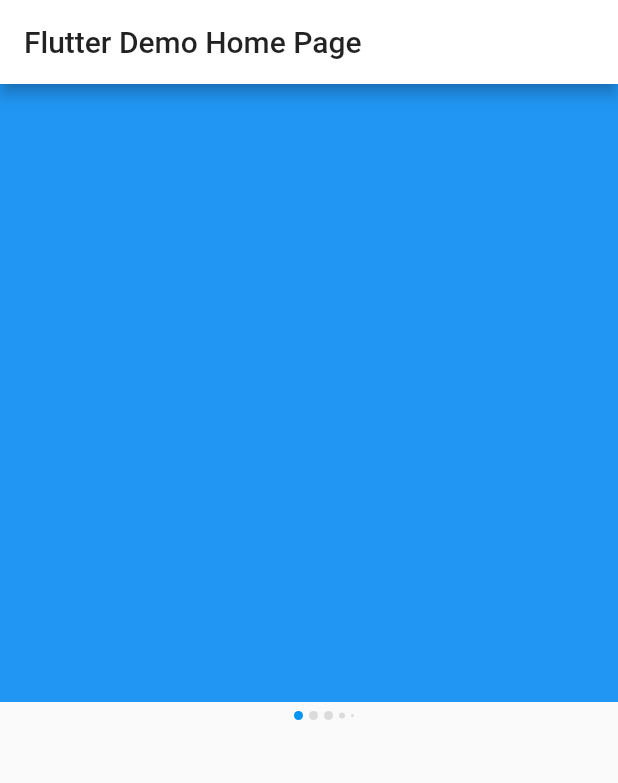
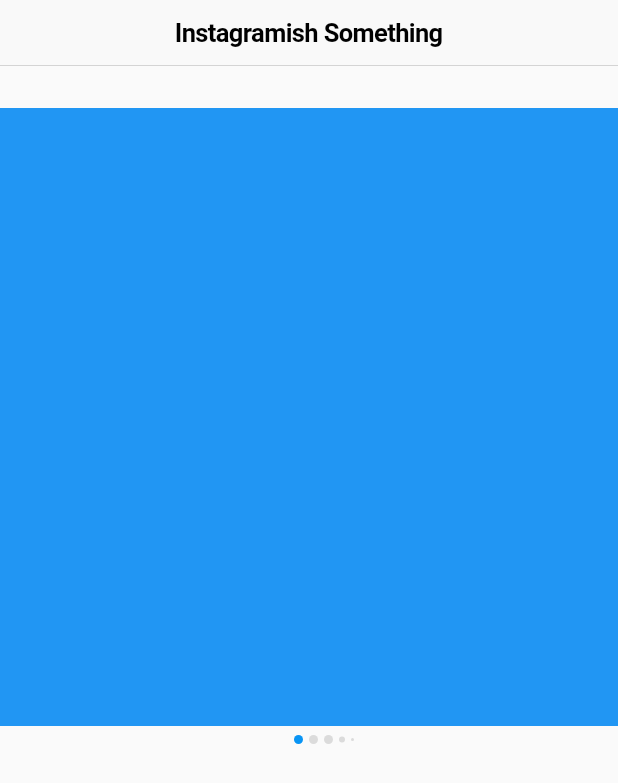
Before and after one commit to HeavenOSK/flutter_instagramish, a Flutter app: the screen it shows after launch, on a phone screen of 412 x 824 dp. Shown: the top 783 px of the screen. Run offline on Flutter 3.47's test engine with Material 2 defaults, Android fonts, the phone set to English and light mode, and no system bars.

Commit message:
Fix directory structure

```diff
--- a/examples/instagramish_app/lib/main.dart
+++ b/examples/instagramish_app/lib/main.dart
@@ -1,6 +1,6 @@
+import 'package:flutter/cupertino.dart';
 import 'package:flutter/material.dart';
-
-import 'fixed_size_scroll_dot_indicator.dart';
+import 'package:instagramish/instagramish.dart';
 
 void main() {
   runApp(MyApp());
@@ -14,9 +14,6 @@ const colors = [
   Colors.purpleAccent,
   Colors.blue,
   Colors.green,
-  Colors.red,
-  Colors.amber,
-  Colors.purpleAccent,
 ];
 
 class MyApp extends StatelessWidget {
@@ -48,11 +45,12 @@ class _MyHomePageState extends State<MyHomePage> {
   @override
   Widget build(BuildContext context) {
     return Scaffold(
-      appBar: AppBar(
-        title: Text(widget.title),
+      appBar: CupertinoNavigationBar(
+        middle: Text('Instagramish Something'),
       ),
       body: Column(
         children: [
+          const SizedBox(height: 28),
           AspectRatio(
             aspectRatio: 1,
             child: PageView(
@@ -66,7 +64,7 @@ class _MyHomePageState extends State<MyHomePage> {
             ),
           ),
           const SizedBox(height: 6),
-          FixedSizeScrollDotIndicator(
+          WheelDotsIndicator(
             length: colors.length,
             currentIndex: _currentIndex,
           ),
--- a/examples/instagramish_app/pubspec.yaml
+++ b/examples/instagramish_app/pubspec.yaml
@@ -8,6 +8,9 @@ dependencies:
   flutter:
     sdk: flutter
   cupertino_icons: ^0.1.3
+  instagramish:
+    path:
+      ../../
 dev_dependencies:
   flutter_test:
     sdk: flutter
--- a/lib/instagramish.dart
+++ b/lib/instagramish.dart
@@ -1,7 +1,3 @@
 library instagramish;
 
-/// A Calculator.
-class Calculator {
-  /// Returns [value] plus 1.
-  int addOne(int value) => value + 1;
-}
+export 'src/wheel_dots_indicator.dart';
--- a/examples/instagramish_app/lib/fixed_size_scroll_dot_indicator.dart
+++ b/lib/src/wheel_dots_indicator.dart
@@ -37,8 +37,8 @@ const maxCount = 7;
 
 // TODO(HeavenOSK): length が 0, 1, 2, の時を考慮する。
 // TODO(HeavenOSK): 中途で length が変更された時を考慮する。
-class FixedSizeScrollDotIndicator extends StatefulWidget {
-  const FixedSizeScrollDotIndicator({
+class WheelDotsIndicator extends StatefulWidget {
+  const WheelDotsIndicator({
     @required this.length,
     this.currentIndex,
     this.activeColor = const Color.fromRGBO(8, 148, 244, 1),
@@ -52,12 +52,10 @@ class FixedSizeScrollDotIndicator extends StatefulWidget {
   final int currentIndex;
 
   @override
-  _FixedSizeScrollDotIndicatorState createState() =>
-      _FixedSizeScrollDotIndicatorState();
+  _WheelDotsIndicatorState createState() => _WheelDotsIndicatorState();
 }
 
-class _FixedSizeScrollDotIndicatorState
-    extends State<FixedSizeScrollDotIndicator> {
+class _WheelDotsIndicatorState extends State<WheelDotsIndicator> {
   int _centerIndex = 1;
 
   @override
@@ -66,7 +64,7 @@ class _FixedSizeScrollDotIndicatorState
   }
 
   @override
-  void didUpdateWidget(FixedSizeScrollDotIndicator oldWidget) {
+  void didUpdateWidget(WheelDotsIndicator oldWidget) {
     final distanceFromCenter = (_centerIndex - widget.currentIndex).abs();
     final shouldUpdateCenter = distanceFromCenter > 1;
     if (shouldUpdateCenter) {
@@ -92,7 +90,6 @@ class _FixedSizeScrollDotIndicatorState
                 final visible = absDistance <= 3;
 
                 if (visible) {
-                  final size = sizeFromAbsoluteDistance(absDistance);
                   return Align(
                     key: ValueKey(index),
                     alignment: Alignment.centerLeft,
@@ -101,9 +98,9 @@ class _FixedSizeScrollDotIndicatorState
                         left: center - paddingFromDistance(distance),
                       ),
                       duration: const Duration(milliseconds: 320),
-                      curve: Curves.easeOutCubic,
-                      height: size,
-                      width: size,
+                      curve: Curves.easeOutQuad,
+                      height: sizeFromAbsoluteDistance(absDistance),
+                      width: sizeFromAbsoluteDistance(absDistance),
                       child: Container(
                         decoration: BoxDecoration(
                           color: index == widget.currentIndex
@@ -114,8 +111,9 @@ class _FixedSizeScrollDotIndicatorState
                       ),
                     ),
                   );
+                } else {
+                  return const SizedBox.shrink();
                 }
-                return const SizedBox.shrink();
               },
             ),
           );
```
Also changed, not shown: examples/instagramish_app/pubspec.lock, 1 other file.
